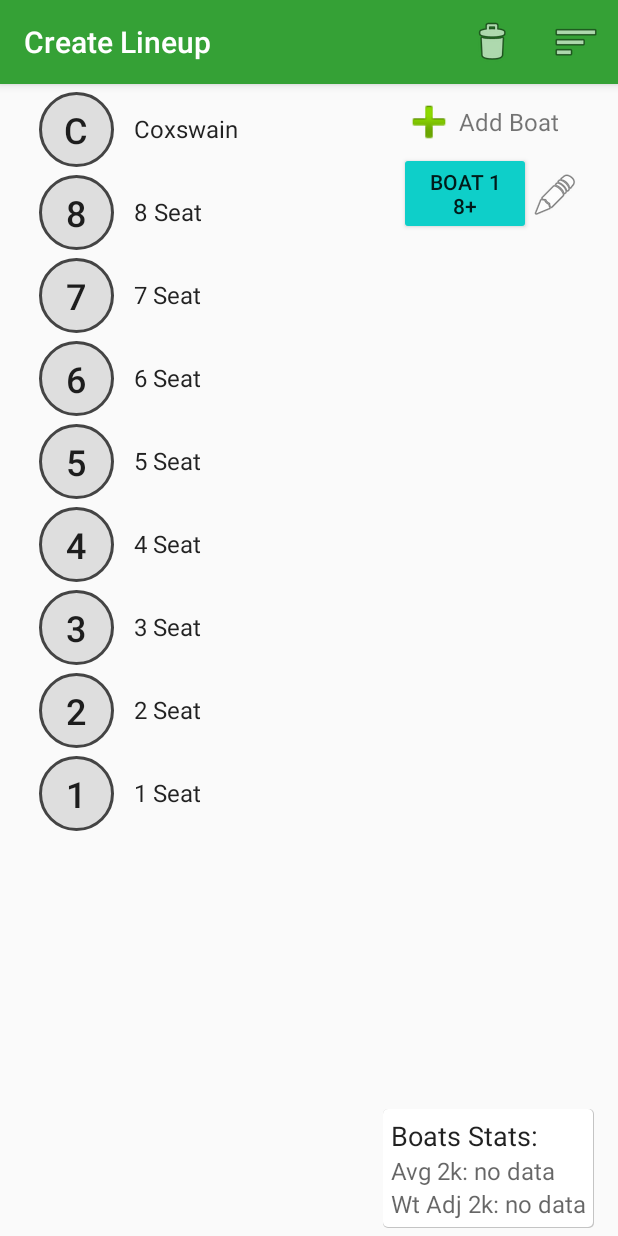
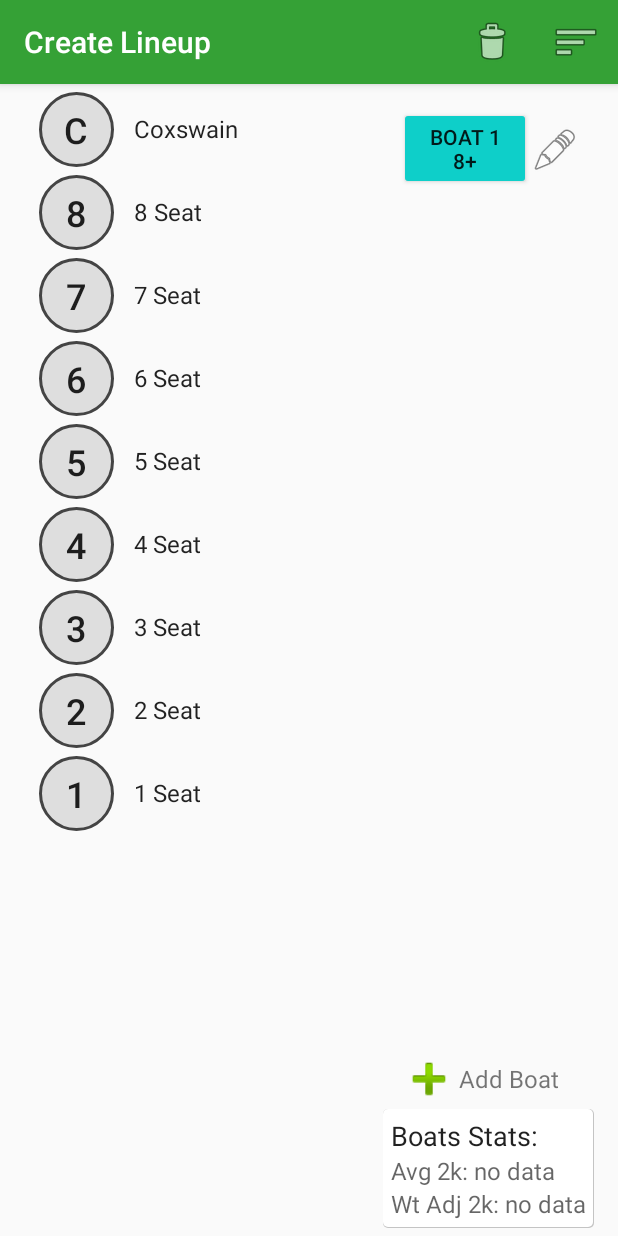
Before and after one commit to ginagr/ThePerfectLineup3.0, an Android app: the LineupActivity screen opened directly, with no data from a screen before it, on a phone screen of 412 x 824 dp. Run offline under Robolectric (Android 15) with nearby library versions, the phone set to English and light mode, and no system bars.

Commit message:
moved add boat button to bottom of ui

```diff
--- a/app/src/main/res/layout/activity_lineup.xml
+++ b/app/src/main/res/layout/activity_lineup.xml
@@ -202,26 +202,36 @@
 
     </LinearLayout>
 
+    <fragment
+        android:id="@+id/boat_list_fragment_lineup"
+        android:name="ggr.tpl7.BoatListFragment"
+        android:layout_width="130dp"
+        android:layout_height="wrap_content"
+        tools:layout="@layout/list_item_boat"
+        android:layout_alignParentTop="true"
+        android:layout_alignParentEnd="true"
+        android:layout_marginTop="10dp"
+        />
+
     <ImageView
         android:layout_height="40dp"
         app:srcCompat="@android:drawable/ic_input_add"
         android:id="@+id/add_boat_button"
         android:layout_width="40dp"
         android:contentDescription="@string/add_boat_icon"
-        android:layout_alignParentTop="true"
-        android:layout_alignStart="@+id/boat_list_fragment_lineup"
-        />
+        android:layout_above="@+id/tableLayoutStats"
+        android:layout_alignStart="@+id/boat_list_fragment_lineup" />
 
-    <fragment
-        android:id="@+id/boat_list_fragment_lineup"
-        android:name="ggr.tpl7.BoatListFragment"
-        android:layout_width="130dp"
+    <TextView
+        android:id="@+id/add_boat_text"
+        android:layout_width="wrap_content"
         android:layout_height="wrap_content"
-        android:layout_above="@+id/tableLayout"
-        android:layout_alignParentEnd="true"
-        android:layout_below="@+id/add_boat_button"
-        android:layout_marginBottom="10dp"
-        tools:layout="@layout/list_item_boat"/>
+        android:gravity="center_vertical"
+        android:text="@string/add_boat"
+        android:textSize="16sp"
+        android:layout_toEndOf="@+id/add_boat_button"
+        android:layout_alignBottom="@+id/add_boat_button"
+        android:layout_alignTop="@+id/add_boat_button" />
 
     <TableLayout
         android:layout_width="wrap_content"
@@ -229,7 +239,6 @@
         android:background="@drawable/square"
         android:padding="5dp"
         android:id="@+id/tableLayoutStats"
-
         android:layout_alignParentBottom="true"
         android:layout_alignParentEnd="true">
 
@@ -308,16 +317,6 @@
     <!--</TableRow>-->
     <!--</TableLayout>-->
 
-    <TextView
-        android:id="@+id/textView"
-        android:layout_width="wrap_content"
-        android:layout_height="wrap_content"
-        android:layout_above="@+id/boat_list_fragment_lineup"
-        android:layout_alignParentEnd="true"
-        android:layout_alignParentTop="true"
-        android:layout_toEndOf="@+id/add_boat_button"
-        android:gravity="center_vertical"
-        android:text="@string/add_boat"
-        android:textSize="16sp"/>
+
 
 </RelativeLayout>
```
Lines whose indentation alone changed are shown as unchanged.
